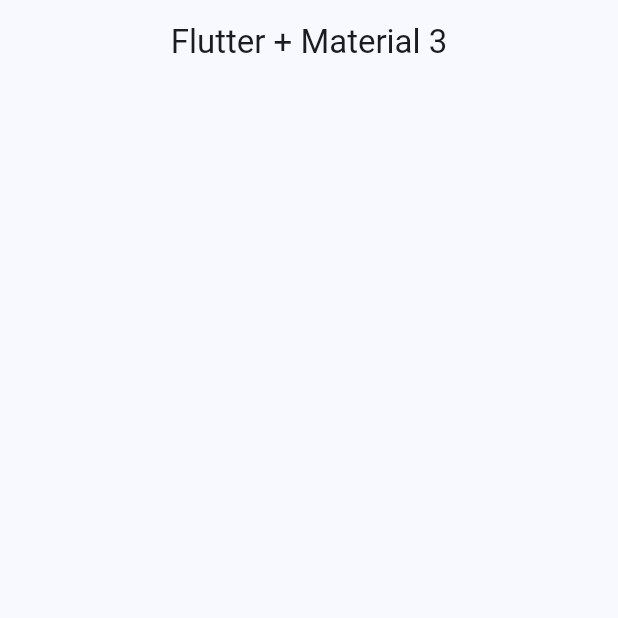
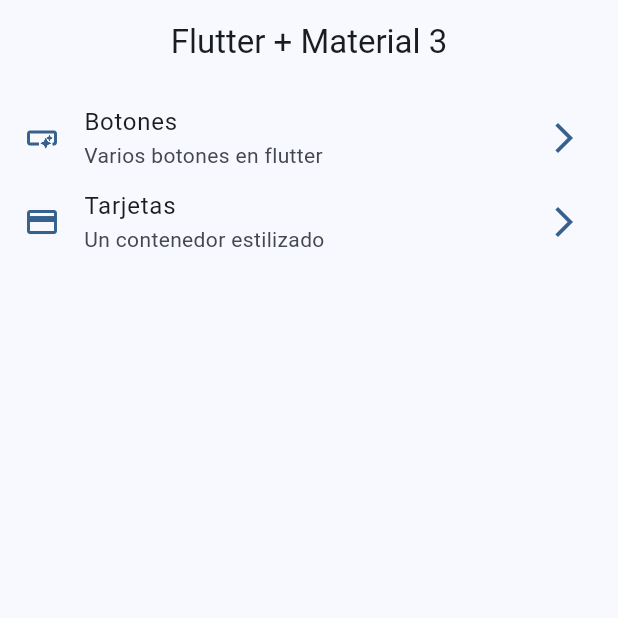
Before and after one commit to edward2553/widget_app, a Flutter app: the screen it shows after launch, on a phone screen of 412 x 824 dp, the top half of it. Run offline on Flutter 3.47's test engine with Material 2 defaults, Android fonts, the phone set to English and light mode, and no system bars; our stand-ins replace go_router.

Commit message:
go router configurado

```diff
--- a/lib/config/menu/menu_items.dart
+++ b/lib/config/menu/menu_items.dart
@@ -15,7 +15,7 @@ class MenuItem {
 
 }
 
-const appMenuItem = <MenuItem> [
+const appMenuItems = <MenuItem> [
 
   MenuItem(
     title: 'Botones',
@@ -26,8 +26,8 @@ const appMenuItem = <MenuItem> [
   MenuItem(
     title: 'Tarjetas',
     subTitle: 'Un contenedor estilizado',
-    link: '/card',
-    icon: Icons.credit_card_off_outlined,
+    link: '/cards',
+    icon: Icons.credit_card_outlined,
   ),
 
 ];
--- /dev/null
+++ b/lib/config/router/app_router.dart
@@ -0,0 +1,24 @@
+import 'package:go_router/go_router.dart';
+import '../../presentation/screens/screens.dart';
+
+// GoRouter configuration
+final appRouter = GoRouter(
+  routes: [
+
+    GoRoute(
+      path: '/',
+      builder: (context, state) => const HomeScreen(),
+    ),
+
+    GoRoute(
+      path: '/buttons',
+      builder: (context, state) => const ButtonsScreen(),
+    ),
+
+    GoRoute(
+      path: '/cards',
+      builder: (context, state) => const CardsScreen(),
+    ),
+
+  ],
+);
--- a/lib/main.dart
+++ b/lib/main.dart
@@ -1,6 +1,6 @@
 import 'package:flutter/material.dart';
+import 'package:widget_app/config/router/app_router.dart';
 import 'package:widget_app/config/theme/app_theme.dart';
-import 'package:widget_app/presentation/screens/home/home_screen.dart';
 
 void main() {
   runApp(const MainApp());
@@ -11,16 +11,21 @@ class MainApp extends StatelessWidget {
 
   @override
   Widget build(BuildContext context) {
-    return MaterialApp(
+    return MaterialApp.router(
       title: 'Material App',
       debugShowCheckedModeBanner: false,
       theme: AppTheme(selectedColor: 0).getTheme(),
+      routerConfig: appRouter,
       // home: Scaffold(
       //   body: Center(
       //     child: FilledButton( child: const Text('Holaa'), onPressed: (){}, ),
       //   ),
       // ),
-      home: const HomeScreen(),
+      // home: const HomeScreen(),
+      // routes: {
+      //   '/buttons': (context) => const ButtonsScreen(),
+      //   '/cards': (context) => const CardsScreen(),
+      // },
     );
   }
 }
--- a/lib/presentation/screens/home/home_screen.dart
+++ b/lib/presentation/screens/home/home_screen.dart
@@ -1,4 +1,6 @@
 import 'package:flutter/material.dart';
+import 'package:go_router/go_router.dart';
+import 'package:widget_app/config/menu/menu_items.dart';
 
 class HomeScreen extends StatelessWidget {
   const HomeScreen({super.key});
@@ -9,6 +11,64 @@ class HomeScreen extends StatelessWidget {
       appBar: AppBar(
         title: const Text('Flutter + Material 3'),
       ),
+      body: const _HomeView(),
     );
   }
 }
+
+class _HomeView extends StatelessWidget {
+  const _HomeView();
+
+  @override
+  Widget build(BuildContext context) {
+
+    return ListView.builder(
+      itemCount: appMenuItems.length,
+      prototypeItem: ListTile(
+        title: Text((appMenuItems.first.title)),
+      ),
+      itemBuilder: (context, index) {
+
+        final menuItem = appMenuItems[index];
+
+        return _CustomListTile(menuItem: menuItem);
+      },
+    );
+  }
+}
+
+class _CustomListTile extends StatelessWidget {
+  const _CustomListTile({
+    required this.menuItem,
+  });
+
+  final MenuItem menuItem;
+
+  @override
+  Widget build(BuildContext context) {
+
+    final colors = Theme.of(context).colorScheme;
+
+    return ListTile(
+      leading: Icon(
+        menuItem.icon,
+        color: colors.primary,
+      ),
+      trailing: Icon(
+        Icons.arrow_forward_ios_outlined,
+        color: colors.primary,
+      ),
+      title: Text(menuItem.title),
+      subtitle: Text(menuItem.subTitle),
+      onTap: () {
+        context.push(menuItem.link);
+        // Navigator.pushNamed(context, menuItem.link);
+        // Navigator.of(context).push(
+        //   MaterialPageRoute(
+        //     builder: (context) => const ButtonsScreen(),
+        //   ),
+        // );
+      },
+    );
+  }
+}
--- /dev/null
+++ b/lib/presentation/screens/screens.dart
@@ -0,0 +1,4 @@
+
+export 'package:widget_app/presentation/screens/buttons/buttons_screen.dart';
+export 'package:widget_app/presentation/screens/cards/cards_screen.dart';
+export 'package:widget_app/presentation/screens/home/home_screen.dart';
--- a/pubspec.yaml
+++ b/pubspec.yaml
@@ -9,11 +9,12 @@ environment:
 dependencies:
   flutter:
     sdk: flutter
+  go_router: ^8.0.3
 
 dev_dependencies:
+  flutter_lints: ^2.0.0
   flutter_test:
     sdk: flutter
-  flutter_lints: ^2.0.0
 
 flutter:
   uses-material-design: true
```
Also changed, not shown: lib/presentation/screens/buttons/buttons_screen.dart (added, +15 -0 lines), lib/presentation/screens/cards/cards_screen.dart (added, +15 -0 lines), pubspec.lock.
